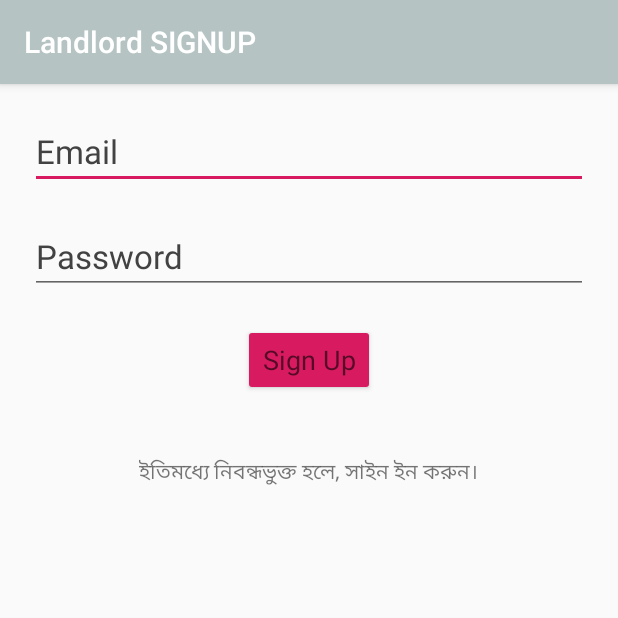
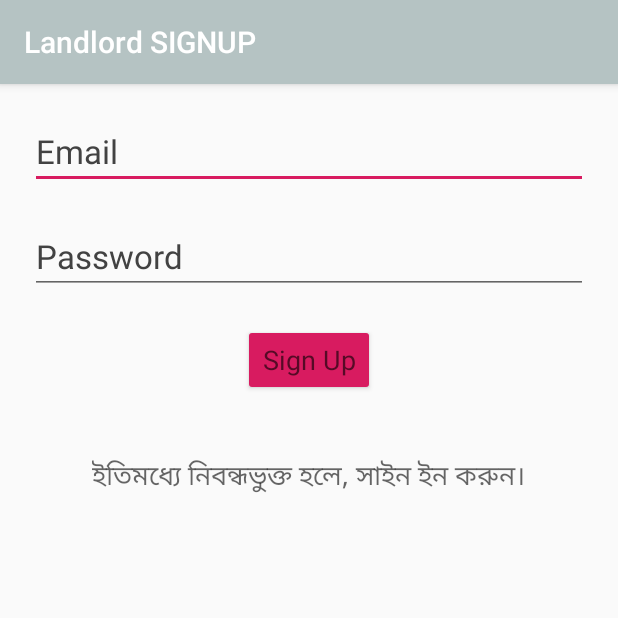
Before and after one commit to AbdullahAlMehediHira/Rento, an Android app: the SignUpLandlord screen opened directly, with no data from a screen before it, on a phone screen of 412 x 824 dp, the top half of it. Run offline under Robolectric (Android 15) with nearby library versions, the phone set to English and light mode, and no system bars; our stand-ins replace Firebase (no records; nobody signed in at launch, a user with empty details on screens opened directly).

Commit message:
textAppearance

```diff
--- a/app/src/main/res/layout/activity_sign_in_tenant.xml
+++ b/app/src/main/res/layout/activity_sign_in_tenant.xml
@@ -46,8 +46,8 @@
         android:layout_width="wrap_content"
         android:layout_height="wrap_content"
         android:layout_gravity="center"
+        android:layout_marginTop="40dp"
         android:inputType="text"
-        android:layout_marginTop="40dp"
         android:text="@string/textview_user_signup"
         android:textAppearance="@style/TextAppearance.AppCompat.Medium" />
 
--- a/app/src/main/res/layout/activity_sign_up_landlord.xml
+++ b/app/src/main/res/layout/activity_sign_up_landlord.xml
@@ -49,6 +49,6 @@
         android:layout_marginTop="40dp"
         android:inputType="text"
         android:text="@string/textview_user_signin"
-        android:textAppearance="@style/TextAppearance.AppCompat.Small" />
+        android:textAppearance="@style/TextAppearance.AppCompat.Medium" />
 
 </LinearLayout>
```
